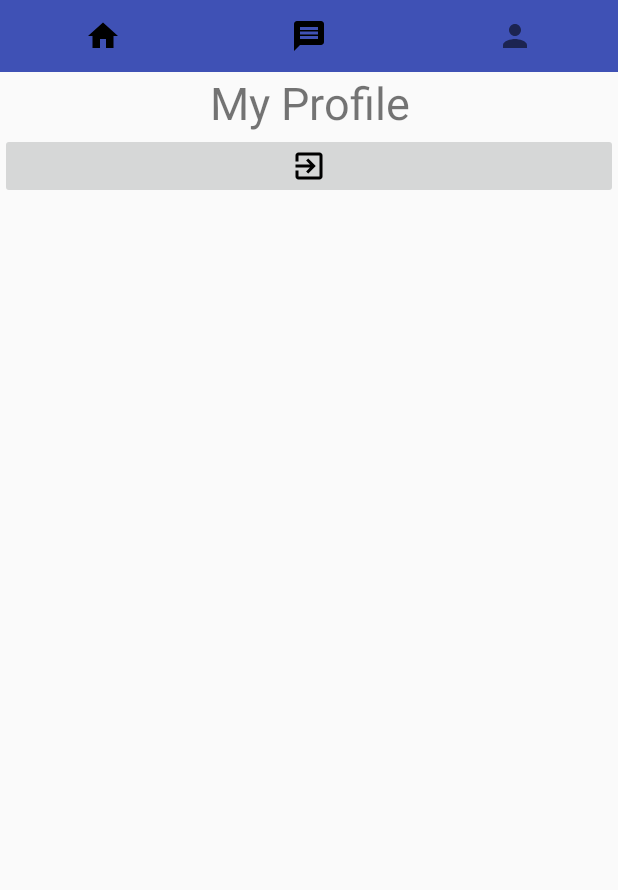
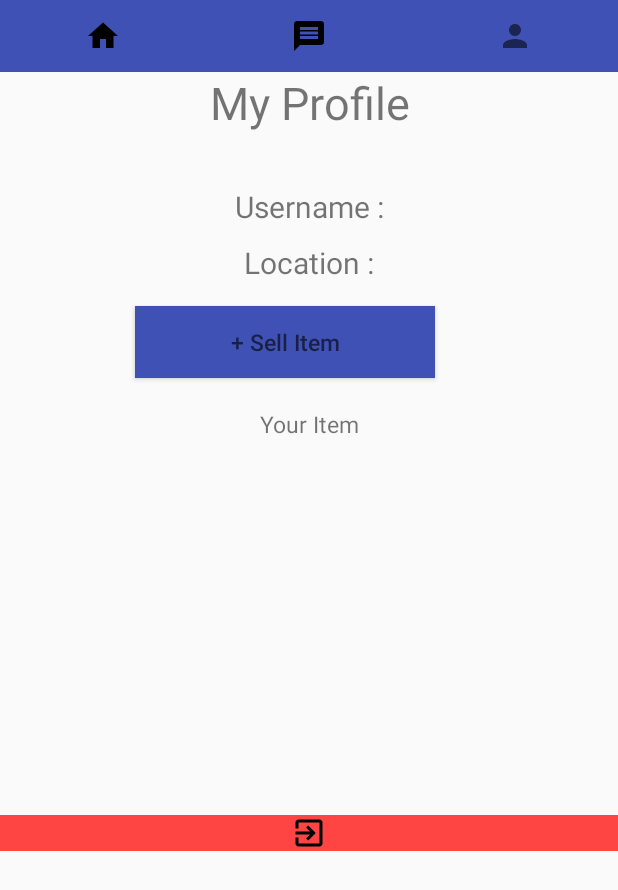
Before and after one commit to ervanhohoho/SEProject, an Android app: the MyProfile screen opened directly, with no data from a screen before it, on a phone screen of 412 x 824 dp. Shown: the top 890 px of the screen. Run offline under Robolectric (Android 15) with nearby library versions, the phone set to English and light mode, and no system bars.

Commit message:
tambah context menu di MainActivity

```diff
--- a/app/src/main/java/com/swipemarket/swipemarket/MyProfile.java
+++ b/app/src/main/java/com/swipemarket/swipemarket/MyProfile.java
@@ -9,6 +9,9 @@ import android.view.ContextMenu;
 import android.view.MenuItem;
 import android.view.View;
 import android.widget.ImageButton;
+import android.widget.TextView;
+
+import org.w3c.dom.Text;
 
 public class MyProfile extends AppCompatActivity {
 
--- a/app/src/main/java/com/swipemarket/swipemarket/TinderCard.java
+++ b/app/src/main/java/com/swipemarket/swipemarket/TinderCard.java
@@ -22,6 +22,7 @@ import com.mindorks.placeholderview.annotations.swipe.SwipeOutState;
  */
 @Layout(R.layout.tinder_card_view)
 public class TinderCard {
+
 
     @View(R.id.profileImageView)
     private ImageView profileImageView;
--- a/app/src/main/res/layout/activity_profile.xml
+++ b/app/src/main/res/layout/activity_profile.xml
@@ -44,10 +44,6 @@
 
     </LinearLayout>
 
-    <LinearLayout
-        android:layout_width="match_parent"
-        android:layout_height="wrap_content"
-        >
 
         <TextView
             android:layout_width="match_parent"
@@ -55,17 +51,61 @@
             android:textAlignment="center"
             android:text="My Profile"
             android:textSize="30dp"
+            android:layout_marginBottom="35dp"
         />
 
+        <TextView
+            android:id="@+id/myprof_username"
+            android:layout_width="match_parent"
+            android:layout_height="wrap_content"
+            android:text="Username :"
+            android:textSize="20dp"
+            android:textAlignment="center"
+            android:layout_marginBottom="10dp"
+        />
+
+        <TextView
+            android:id="@+id/myprof_location"
+            android:layout_width="match_parent"
+            android:layout_height="wrap_content"
+            android:text="Location :"
+            android:textSize="20dp"
+            android:textAlignment="center"
+        />
+
+    <Button
+        android:layout_width="200dp"
+        android:layout_height="wrap_content"
+        android:layout_marginLeft="90dp"
+        android:background="@color/colorPrimary"
+        android:hint="+ Sell Item"
+        android:textSize="15dp"
+        android:layout_marginTop="15dp"/>
+
+        <TextView
+            android:layout_width="match_parent"
+            android:layout_height="wrap_content"
+            android:text="Your Item"
+            android:textAlignment="center"
+            android:textSize="15dp"
+            android:layout_marginTop="20dp"
+        />
+
+        <ListView
+            android:layout_width="match_parent"
+            android:layout_height="wrap_content"
+            android:textAlignment="center"
+        >
+
+        </ListView>
 
 
-
-
-    </LinearLayout>
-
     <ImageButton
+        android:layout_marginTop="250dp"
         android:id="@+id/logout"
         android:layout_width="match_parent"
         android:layout_height="wrap_content"
-        android:src="@drawable/ic_exit_to_app_black_24dp" />
+        android:background="@android:color/holo_red_light"
+        android:src="@drawable/ic_exit_to_app_black_24dp"
+    />
 </LinearLayout>
--- a/app/src/main/res/values/colors.xml
+++ b/app/src/main/res/values/colors.xml
@@ -2,5 +2,5 @@
 <resources>
     <color name="colorPrimary">#3f51b5</color>
     <color name="colorPrimaryDark">#303f9f</color>
-    <color name="colorAccent">#FF4081</color>
+    <color name="colorAccent">#ff4081</color>
 </resources>
```
Also changed, not shown: app/src/main/java/com/swipemarket/swipemarket/MainActivity.java (+47 -1 lines), app/src/main/res/menu/popupmain.xml (added, +22 -0 lines), 30 other files.
